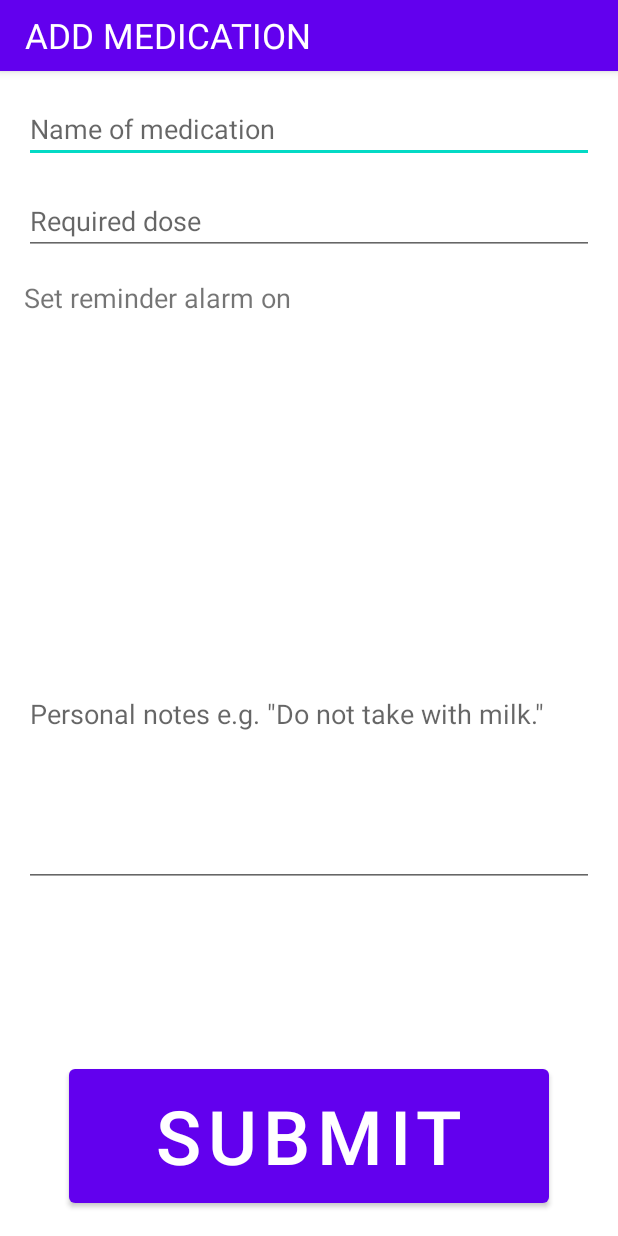
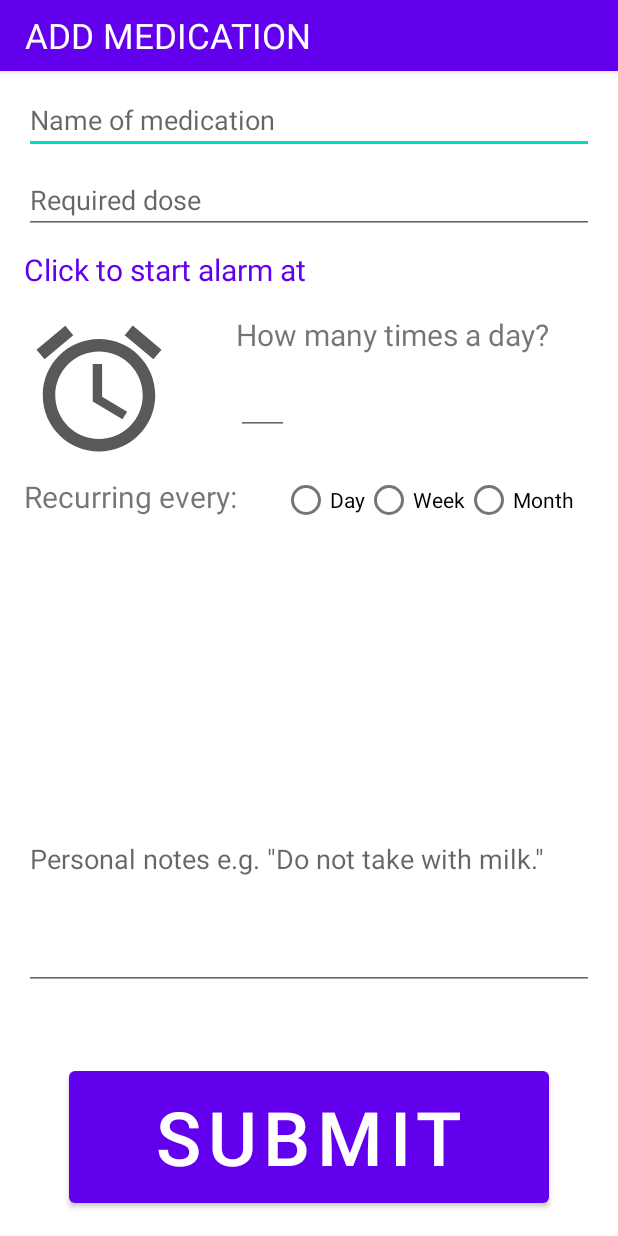
Before and after one commit to Digitaalitontut/Meds-Memory, an Android app: the AddMedication screen opened directly, with no data from a screen before it, on a phone screen of 412 x 824 dp. Run offline under Robolectric (Android 15) with nearby library versions, the phone set to English and light mode, and no system bars.

Commit message:
Added time and frequency pickers to AddMecidation. Only working functionality missing now.

```diff
--- a/app/src/main/AndroidManifest.xml
+++ b/app/src/main/AndroidManifest.xml
@@ -10,7 +10,7 @@
         android:roundIcon="@mipmap/ic_launcher_round"
         android:supportsRtl="true"
         android:theme="@style/Theme.MedsMemory">
-        <activity android:name=".EditMedication"></activity>
+        <activity android:name=".EditMedication" />
         <activity android:name=".Settings" />
         <activity android:name=".Reminder" />
         <activity android:name=".AddMedication" />
@@ -21,6 +21,7 @@
                 <category android:name="android.intent.category.LAUNCHER" />
             </intent-filter>
         </activity>
+
         <receiver android:name="business.ReminderPublisher" />
     </application>
 
--- a/app/src/main/java/com/example/medsmemory/AddMedication.java
+++ b/app/src/main/java/com/example/medsmemory/AddMedication.java
@@ -3,6 +3,7 @@ package com.example.medsmemory;
 import androidx.appcompat.app.AppCompatActivity;
 
 import android.app.TimePickerDialog;
+import android.content.Intent;
 import android.os.Bundle;
 import android.view.View;
 import android.widget.Button;
@@ -28,6 +29,7 @@ public class AddMedication extends AppCompatActivity {
         title.setText(R.string.text_add);
     }
 
+    // Creates a time picker when clock is clicked. Picked time then will be sent to TextView.
     public void setAlarm(View view ) {
         Calendar calendar = Calendar.getInstance();
         int hour = calendar.get(Calendar.HOUR_OF_DAY);
--- /dev/null
+++ b/app/src/main/res/drawable/ic_baseline_access_alarm_24.xml
@@ -0,0 +1,5 @@
+<vector android:alpha="0.8" android:height="30dp"
+    android:tint="?attr/colorControlNormal" android:viewportHeight="24"
+    android:viewportWidth="24" android:width="30dp" xmlns:android="http://schemas.android.com/apk/res/android">
+    <path android:fillColor="@android:color/white" android:pathData="M22,5.72l-4.6,-3.86 -1.29,1.53 4.6,3.86L22,5.72zM7.88,3.39L6.6,1.86 2,5.71l1.29,1.53 4.59,-3.85zM12.5,8L11,8v6l4.75,2.85 0.75,-1.23 -4,-2.37L12.5,8zM12,4c-4.97,0 -9,4.03 -9,9s4.02,9 9,9c4.97,0 9,-4.03 9,-9s-4.03,-9 -9,-9zM12,20c-3.87,0 -7,-3.13 -7,-7s3.13,-7 7,-7 7,3.13 7,7 -3.13,7 -7,7z"/>
+</vector>
--- a/app/src/main/res/layout/activity_add_medication.xml
+++ b/app/src/main/res/layout/activity_add_medication.xml
@@ -15,7 +15,7 @@
         android:layout_width="0dp"
         android:layout_height="wrap_content"
         android:layout_marginStart="16dp"
-        android:layout_marginTop="16dp"
+        android:layout_marginTop="10dp"
         android:layout_marginEnd="16dp"
         android:ems="10"
         android:hint="@string/edit_medication"
@@ -29,7 +29,7 @@
         android:layout_width="0dp"
         android:layout_height="wrap_content"
         android:layout_marginStart="16dp"
-        android:layout_marginTop="16dp"
+        android:layout_marginTop="8dp"
         android:layout_marginEnd="16dp"
         android:ems="10"
         android:hint="@string/edit_dose"
@@ -44,9 +44,10 @@
         android:layout_width="wrap_content"
         android:layout_height="wrap_content"
         android:layout_marginStart="16dp"
-        android:layout_marginTop="16dp"
+        android:layout_marginTop="10dp"
         android:text="@string/text_alarm"
-        android:textSize="18sp"
+        android:textColor="@color/purple_500"
+        android:textSize="20sp"
         app:layout_constraintStart_toStartOf="parent"
         app:layout_constraintTop_toBottomOf="@+id/editTextDose" />
 
@@ -54,46 +55,113 @@
         android:id="@+id/textViewTime"
         android:layout_width="wrap_content"
         android:layout_height="wrap_content"
-        android:layout_marginStart="32dp"
-        android:textSize="18sp"
+        android:layout_marginStart="14dp"
+        android:textSize="20sp"
         app:layout_constraintBaseline_toBaselineOf="@+id/textViewAlarm"
         app:layout_constraintStart_toEndOf="@+id/textViewAlarm" />
+
+    <Button
+        android:id="@+id/buttonAlarm"
+        style="@style/Widget.AppCompat.Button.Borderless"
+        android:layout_width="100dp"
+        android:layout_height="100dp"
+        android:layout_marginStart="16dp"
+        android:layout_marginTop="16dp"
+        android:background="@drawable/ic_baseline_access_alarm_24"
+        android:onClick="setAlarm"
+        app:backgroundTint="#2D2F31"
+        app:layout_constraintStart_toStartOf="parent"
+        app:layout_constraintTop_toBottomOf="@+id/textViewAlarm" />
+
+    <TextView
+        android:id="@+id/textViewFrequency"
+        android:layout_width="wrap_content"
+        android:layout_height="wrap_content"
+        android:layout_marginTop="16dp"
+        android:text="How many times a day? "
+        android:textSize="20sp"
+        app:layout_constraintEnd_toEndOf="parent"
+        app:layout_constraintStart_toEndOf="@+id/buttonAlarm"
+        app:layout_constraintTop_toBottomOf="@+id/textViewAlarm" />
+
+    <EditText
+        android:id="@+id/editTextNumber"
+        android:layout_width="35dp"
+        android:layout_height="wrap_content"
+        android:ems="10"
+        android:inputType="number"
+        android:textSize="24sp"
+        app:layout_constraintStart_toStartOf="@+id/textViewFrequency"
+        app:layout_constraintTop_toBottomOf="@+id/textViewFrequency" />
+
+    <TextView
+        android:id="@+id/textView4"
+        android:layout_width="wrap_content"
+        android:layout_height="wrap_content"
+        android:layout_marginStart="16dp"
+        android:layout_marginTop="8dp"
+        android:text="Recurring every:"
+        android:textSize="20sp"
+        app:layout_constraintStart_toStartOf="parent"
+        app:layout_constraintTop_toBottomOf="@+id/buttonAlarm" />
+
+    <RadioGroup
+        android:id="@+id/radioGroup"
+        android:layout_width="wrap_content"
+        android:layout_height="wrap_content"
+        android:orientation="horizontal"
+        app:layout_constraintEnd_toEndOf="parent"
+        app:layout_constraintStart_toEndOf="@+id/textView4"
+        app:layout_constraintTop_toBottomOf="@+id/buttonAlarm">
+
+        <RadioButton
+            android:id="@+id/radioDay"
+            android:layout_width="wrap_content"
+            android:layout_height="wrap_content"
+            android:text="Day" />
+
+        <RadioButton
+            android:id="@+id/radioWeek"
+            android:layout_width="wrap_content"
+            android:layout_height="wrap_content"
+            android:text="Week" />
+
+        <RadioButton
+            android:id="@+id/radioMonth"
+            android:layout_width="wrap_content"
+            android:layout_height="wrap_content"
+            android:text="Month" />
+
+    </RadioGroup>
 
     <EditText
         android:id="@+id/editMultiLineNotes"
         android:layout_width="0dp"
-        android:layout_height="138dp"
+        android:layout_height="110dp"
         android:layout_marginStart="16dp"
         android:layout_marginEnd="16dp"
         android:ems="10"
         android:gravity="start|top"
         android:hint="@string/edit_notes"
         android:inputType="textMultiLine"
+        app:layout_constraintBottom_toTopOf="@+id/buttonSubmit"
         app:layout_constraintEnd_toEndOf="parent"
+        app:layout_constraintHorizontal_bias="0.0"
         app:layout_constraintStart_toStartOf="parent"
-        app:layout_constraintTop_toTopOf="@+id/guideline4" />
+        app:layout_constraintTop_toBottomOf="@+id/radioGroup"
+        app:layout_constraintVertical_bias="0.8" />
 
     <Button
-        android:id="@+id/button"
+        android:id="@+id/buttonSubmit"
         android:layout_width="320dp"
-        android:layout_height="101dp"
+        android:layout_height="100dp"
         android:layout_marginStart="16dp"
-        android:layout_marginLeft="16dp"
         android:layout_marginEnd="16dp"
-        android:layout_marginRight="16dp"
         android:layout_marginBottom="16dp"
-        android:onClick="setAlarm"
         android:text="@string/button_submit"
         android:textSize="50sp"
         app:layout_constraintBottom_toBottomOf="parent"
         app:layout_constraintEnd_toEndOf="parent"
         app:layout_constraintStart_toStartOf="parent" />
 
-    <androidx.constraintlayout.widget.Guideline
-        android:id="@+id/guideline4"
-        android:layout_width="wrap_content"
-        android:layout_height="wrap_content"
-        android:orientation="horizontal"
-        app:layout_constraintGuide_percent="0.55" />
-
 </androidx.constraintlayout.widget.ConstraintLayout>
--- a/app/src/main/res/values/strings.xml
+++ b/app/src/main/res/values/strings.xml
@@ -16,5 +16,6 @@
     <string name="text_appname">MEDS MEMORY</string>
     <string name="apply_button">Apply</string>
     <string name="button_edit">Edit medications</string>
-    <string name="text_alarm">Set reminder alarm on</string>
+    <string name="text_alarm">Click to start alarm at</string>
+    <string name="text_set">SETTING REMINDER</string>
 </resources>
```
